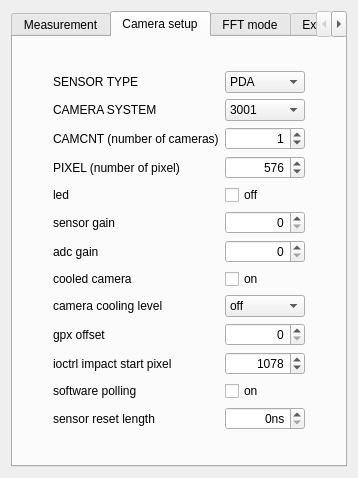
Above: escam/camerasettingswidget.ui from Entwicklungsburo-Stresing/EBST_CAM before the change. Below: the same form after it.
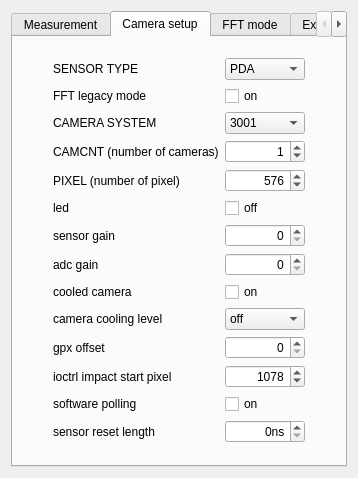
That is the form after the change. The open tabs and pages were chosen to show the change.

Commit message:
Add is_fft_legacy
Replace deprecated mshut in settings struct with is_fft_legacy. Add checkBox in
cameraSettingsWidget for is_fft_legacy. Set is_fft_legacy bit in SetSensorType() only when
is_fft_legacy is true.

The edit to the form file:
```diff
--- a/escam/camerasettingswidget.ui
+++ b/escam/camerasettingswidget.ui
@@ -455,124 +455,65 @@
       <layout class="QVBoxLayout" name="verticalLayout_4">
        <item>
         <layout class="QGridLayout" name="gridLayoutCamerasetup">
-         <item row="3" column="2">
-          <widget class="QComboBox" name="comboBoxCameraSystem">
-           <property name="enabled">
-            <bool>true</bool>
-           </property>
-           <item>
-            <property name="text">
-             <string>3001</string>
-            </property>
-           </item>
-           <item>
-            <property name="text">
-             <string>3010</string>
-            </property>
-           </item>
-           <item>
-            <property name="text">
-             <string>3030</string>
-            </property>
-           </item>
-          </widget>
-         </item>
-         <item row="3" column="1">
-          <widget class="QLabel" name="labelCameraSystem">
-           <property name="text">
-            <string>CAMERA SYSTEM</string>
-           </property>
-          </widget>
-         </item>
-         <item row="5" column="1">
-          <widget class="QLabel" name="labelOutputPixel">
-           <property name="text">
-            <string>PIXEL (number of pixel)</string>
-           </property>
-          </widget>
-         </item>
-         <item row="11" column="1">
-          <widget class="QLabel" name="labelGpxOffset">
-           <property name="text">
-            <string>gpx offset</string>
-           </property>
-          </widget>
-         </item>
-         <item row="2" column="2">
-          <widget class="QComboBox" name="comboBoxSensorType">
-           <item>
-            <property name="text">
-             <string>PDA</string>
-            </property>
-           </item>
-           <item>
-            <property name="text">
-             <string>IR</string>
-            </property>
-           </item>
-           <item>
-            <property name="text">
-             <string>FFT</string>
-            </property>
-           </item>
-           <item>
-            <property name="text">
-             <string>CMOS</string>
-            </property>
-           </item>
-           <item>
-            <property name="text">
-             <string>HSVIS</string>
-            </property>
-           </item>
-           <item>
-            <property name="text">
-             <string>HSIR</string>
-            </property>
-           </item>
-          </widget>
-         </item>
-         <item row="12" column="1">
-          <widget class="QLabel" name="labelIOCtrlImpactStartPixel">
-           <property name="text">
-            <string>ioctrl impact start pixel</string>
-           </property>
-          </widget>
-         </item>
-         <item row="4" column="2">
-          <widget class="QSpinBox" name="spinBoxCamcnt">
-           <property name="enabled">
-            <bool>true</bool>
-           </property>
+         <item row="12" column="2">
+          <widget class="QSpinBox" name="spinBoxGpxOffset">
            <property name="alignment">
             <set>Qt::AlignRight|Qt::AlignTrailing|Qt::AlignVCenter</set>
            </property>
-           <property name="minimum">
-            <number>0</number>
-           </property>
            <property name="maximum">
-            <number>8</number>
+            <number>268435455</number>
            </property>
-           <property name="value">
-            <number>1</number>
+          </widget>
+         </item>
+         <item row="16" column="1">
+          <spacer name="verticalSpacerBottom">
+           <property name="orientation">
+            <enum>Qt::Vertical</enum>
+           </property>
+           <property name="sizeHint" stdset="0">
+            <size>
+             <width>20</width>
+             <height>40</height>
+            </size>
+           </property>
+          </spacer>
+         </item>
+         <item row="9" column="1">
+          <widget class="QLabel" name="labelGain3030">
+           <property name="text">
+            <string>adc gain</string>
+           </property>
+          </widget>
+         </item>
+         <item row="14" column="1">
+          <widget class="QLabel" name="labelUseSoftwarePolling">
+           <property name="text">
+            <string>software polling</string>
+           </property>
+          </widget>
+         </item>
+         <item row="14" column="2">
+          <widget class="QCheckBox" name="checkBoxUseSoftwarePolling">
+           <property name="text">
+            <string>on</string>
            </property>
           </widget>
          </item>
          <item row="8" column="2">
-          <widget class="QSpinBox" name="spinBoxAdcGain">
+          <widget class="QSpinBox" name="spinBoxSensorGain">
            <property name="alignment">
             <set>Qt::AlignRight|Qt::AlignTrailing|Qt::AlignVCenter</set>
            </property>
           </widget>
          </item>
-         <item row="9" column="2">
-          <widget class="QCheckBox" name="checkBoxIsCooledCam">
+         <item row="2" column="1">
+          <widget class="QLabel" name="labelSensorType">
            <property name="text">
-            <string>on</string>
+            <string>SENSOR TYPE</string>
            </property>
           </widget>
          </item>
-         <item row="10" column="2">
+         <item row="11" column="2">
           <widget class="QComboBox" name="comboBoxCamCool">
            <item>
             <property name="text">
@@ -626,18 +567,19 @@
            </item>
           </widget>
          </item>
-         <item row="2" column="0">
-          <spacer name="horizontalSpacerLeft">
-           <property name="orientation">
-            <enum>Qt::Horizontal</enum>
+         <item row="10" column="1">
+          <widget class="QLabel" name="labelIsCooledCam">
+           <property name="text">
+            <string>cooled camera</string>
            </property>
-           <property name="sizeHint" stdset="0">
-            <size>
-             <width>40</width>
-             <height>20</height>
-            </size>
+          </widget>
+         </item>
+         <item row="4" column="1">
+          <widget class="QLabel" name="labelCameraSystem">
+           <property name="text">
+            <string>CAMERA SYSTEM</string>
            </property>
-          </spacer>
+          </widget>
          </item>
          <item row="2" column="3">
           <spacer name="horizontalSpacerRight">
@@ -652,161 +594,154 @@
            </property>
           </spacer>
          </item>
-         <item row="13" column="2">
-          <widget class="QCheckBox" name="checkBoxUseSoftwarePolling">
-           <property name="text">
-            <string>on</string>
-           </property>
-          </widget>
-         </item>
-         <item row="15" column="1">
-          <spacer name="verticalSpacerBottom">
-           <property name="orientation">
-            <enum>Qt::Vertical</enum>
-           </property>
-           <property name="sizeHint" stdset="0">
-            <size>
-             <width>20</width>
-             <height>40</height>
-            </size>
-           </property>
-          </spacer>
-         </item>
-         <item row="14" column="2">
-          <widget class="QSpinBox" name="spinBoxSensorResetLengthIn1ns">
-           <property name="alignment">
-            <set>Qt::AlignRight|Qt::AlignTrailing|Qt::AlignVCenter</set>
-           </property>
-           <property name="suffix">
-            <string>ns</string>
-           </property>
-           <property name="maximum">
-            <number>262140</number>
-           </property>
-           <property name="singleStep">
-            <number>4</number>
-           </property>
-          </widget>
-         </item>
-         <item row="4" column="1">
-          <widget class="QLabel" name="labelCamcnt">
-           <property name="text">
-            <string>CAMCNT (number of cameras)</string>
-           </property>
-          </widget>
-         </item>
-         <item row="5" column="2">
-          <widget class="QSpinBox" name="spinBoxPixel">
-           <property name="enabled">
-            <bool>true</bool>
-           </property>
-           <property name="alignment">
-            <set>Qt::AlignRight|Qt::AlignTrailing|Qt::AlignVCenter</set>
-           </property>
-           <property name="minimum">
-            <number>64</number>
-           </property>
-           <property name="maximum">
-            <number>9999</number>
-           </property>
-           <property name="singleStep">
-            <number>64</number>
-           </property>
-           <property name="value">
-            <number>576</number>
-           </property>
-          </widget>
-         </item>
-         <item row="14" column="1">
-          <widget class="QLabel" name="labelSensorResetLength">
-           <property name="text">
-            <string>sensor reset length</string>
-           </property>
-          </widget>
-         </item>
-         <item row="2" column="1">
-          <widget class="QLabel" name="labelSensorType">
-           <property name="text">
-            <string>SENSOR TYPE</string>
-           </property>
-          </widget>
-         </item>
-         <item row="11" column="2">
-          <widget class="QSpinBox" name="spinBoxGpxOffset">
-           <property name="alignment">
-            <set>Qt::AlignRight|Qt::AlignTrailing|Qt::AlignVCenter</set>
-           </property>
-           <property name="maximum">
-            <number>268435455</number>
-           </property>
-          </widget>
-         </item>
-         <item row="6" column="1">
+         <item row="7" column="1">
           <widget class="QLabel" name="labelLed">
            <property name="text">
             <string>led</string>
            </property>
           </widget>
          </item>
-         <item row="7" column="1">
-          <widget class="QLabel" name="labelGain3010">
-           <property name="text">
-            <string>sensor gain</string>
-           </property>
-          </widget>
-         </item>
-         <item row="9" column="1">
-          <widget class="QLabel" name="labelIsCooledCam">
-           <property name="text">
-            <string>cooled camera</string>
-           </property>
-          </widget>
-         </item>
-         <item row="10" column="1">
+         <item row="11" column="1">
           <widget class="QLabel" name="labelCamCool">
            <property name="text">
             <string>camera cooling level</string>
            </property>
           </widget>
          </item>
-         <item row="8" column="1">
-          <widget class="QLabel" name="labelGain3030">
+         <item row="15" column="1">
+          <widget class="QLabel" name="labelSensorResetLength">
            <property name="text">
-            <string>adc gain</string>
+            <string>sensor reset length</string>
            </property>
           </widget>
          </item>
-         <item row="12" column="2">
-          <widget class="QSpinBox" name="spinBoxIOCtrlImpactStartPixel">
+         <item row="9" column="2">
+          <widget class="QSpinBox" name="spinBoxAdcGain">
            <property name="alignment">
             <set>Qt::AlignRight|Qt::AlignTrailing|Qt::AlignVCenter</set>
            </property>
-           <property name="maximum">
-            <number>268435455</number>
-           </property>
-           <property name="value">
-            <number>1078</number>
-           </property>
           </widget>
          </item>
          <item row="7" column="2">
-          <widget class="QSpinBox" name="spinBoxSensorGain">
-           <property name="alignment">
-            <set>Qt::AlignRight|Qt::AlignTrailing|Qt::AlignVCenter</set>
-           </property>
-          </widget>
-         </item>
-         <item row="6" column="2">
           <widget class="QCheckBox" name="checkBoxLed">
            <property name="text">
             <string>off</string>
            </property>
           </widget>
          </item>
+         <item row="12" column="1">
+          <widget class="QLabel" name="labelGpxOffset">
+           <property name="text">
+            <string>gpx offset</string>
+           </property>
+          </widget>
+         </item>
+         <item row="4" column="2">
+          <widget class="QComboBox" name="comboBoxCameraSystem">
+           <property name="enabled">
+            <bool>true</bool>
+           </property>
+           <item>
+            <property name="text">
+             <string>3001</string>
+            </property>
+           </item>
+           <item>
+            <property name="text">
+             <string>3010</string>
+            </property>
+           </item>
+           <item>
+            <property name="text">
+             <string>3030</string>
+            </property>
+           </item>
+          </widget>
+         </item>
+         <item row="5" column="1">
+          <widget class="QLabel" name="labelCamcnt">
+           <property name="text">
+            <string>CAMCNT (number of cameras)</string>
+           </property>
+          </widget>
+         </item>
+         <item row="5" column="2">
+          <widget class="QSpinBox" name="spinBoxCamcnt">
+           <property name="enabled">
+            <bool>true</bool>
+           </property>
+           <property name="alignment">
+            <set>Qt::AlignRight|Qt::AlignTrailing|Qt::AlignVCenter</set>
+           </property>
+           <property name="minimum">
+            <number>0</number>
+           </property>
+           <property name="maximum">
+            <number>8</number>
+           </property>
+           <property name="value">
+            <number>1</number>
+           </property>
+          </widget>
+         </item>
+         <item row="2" column="0">
+          <spacer name="horizontalSpacerLeft">
+           <property name="orientation">
+            <enum>Qt::Horizontal</enum>
+           </property>
+           <property name="sizeHint" stdset="0">
+            <size>
+             <width>40</width>
+             <height>20</height>
+            </size>
+           </property>
+          </spacer>
+         </item>
+         <item row="8" column="1">
+          <widget class="QLabel" name="labelGain3010">
+           <property name="text">
+            <string>sensor gain</string>
+           </property>
+          </widget>
+         </item>
+         <item row="2" column="2">
+          <widget class="QComboBox" name="comboBoxSensorType">
+           <item>
+            <property name="text">
+             <string>PDA</string>
+            </property>
+           </item>
+           <item>
+            <property name="text">
+             <string>IR</string>
+            </property>
+           </item>
+           <item>
+            <property name="text">
+             <string>FFT</string>
+            </property>
+           </item>
+           <item>
+            <property name="text">
+             <string>CMOS</string>
+            </property>
+           </item>
+           <item>
+            <property name="text">
+             <string>HSVIS</string>
+            </property>
+           </item>
+           <item>
+            <property name="text">
+             <string>HSIR</string>
+            </property>
+           </item>
+          </widget>
+         </item>
          <item row="13" column="1">
-          <widget class="QLabel" name="labelUseSoftwarePolling">
+          <widget class="QLabel" name="labelIOCtrlImpactStartPixel">
            <property name="text">
-            <string>software polling</string>
+            <string>ioctrl impact start pixel</string>
            </property>
           </widget>
          </item>
@@ -823,6 +758,85 @@
            </property>
           </spacer>
          </item>
+         <item row="15" column="2">
+          <widget class="QSpinBox" name="spinBoxSensorResetLengthIn1ns">
+           <property name="alignment">
+            <set>Qt::AlignRight|Qt::AlignTrailing|Qt::AlignVCenter</set>
+           </property>
+           <property name="suffix">
+            <string>ns</string>
+           </property>
+           <property name="maximum">
+            <number>262140</number>
+           </property>
+           <property name="singleStep">
+            <number>4</number>
+           </property>
+          </widget>
+         </item>
+         <item row="6" column="1">
+          <widget class="QLabel" name="labelOutputPixel">
+           <property name="text">
+            <string>PIXEL (number of pixel)</string>
+           </property>
+          </widget>
+         </item>
+         <item row="13" column="2">
+          <widget class="QSpinBox" name="spinBoxIOCtrlImpactStartPixel">
+           <property name="alignment">
+            <set>Qt::AlignRight|Qt::AlignTrailing|Qt::AlignVCenter</set>
+           </property>
+           <property name="maximum">
+            <number>268435455</number>
+           </property>
+           <property name="value">
+            <number>1078</number>
+           </property>
+          </widget>
+         </item>
+         <item row="6" column="2">
+          <widget class="QSpinBox" name="spinBoxPixel">
+           <property name="enabled">
+            <bool>true</bool>
+           </property>
+           <property name="alignment">
+            <set>Qt::AlignRight|Qt::AlignTrailing|Qt::AlignVCenter</set>
+           </property>
+           <property name="minimum">
+            <number>64</number>
+           </property>
+           <property name="maximum">
+            <number>9999</number>
+           </property>
+           <property name="singleStep">
+            <number>64</number>
+           </property>
+           <property name="value">
+            <number>576</number>
+           </property>
+          </widget>
+         </item>
+         <item row="10" column="2">
+          <widget class="QCheckBox" name="checkBoxIsCooledCam">
+           <property name="text">
+            <string>on</string>
+           </property>
+          </widget>
+         </item>
+         <item row="3" column="1">
+          <widget class="QLabel" name="labelIsFftLegacy">
+           <property name="text">
+            <string>FFT legacy mode</string>
+           </property>
+          </widget>
+         </item>
+         <item row="3" column="2">
+          <widget class="QCheckBox" name="checkBoxIsFftLegacy">
+           <property name="text">
+            <string>on</string>
+           </property>
+          </widget>
+         </item>
         </layout>
        </item>
       </layout>
```
The commit also changes 6 other files.
